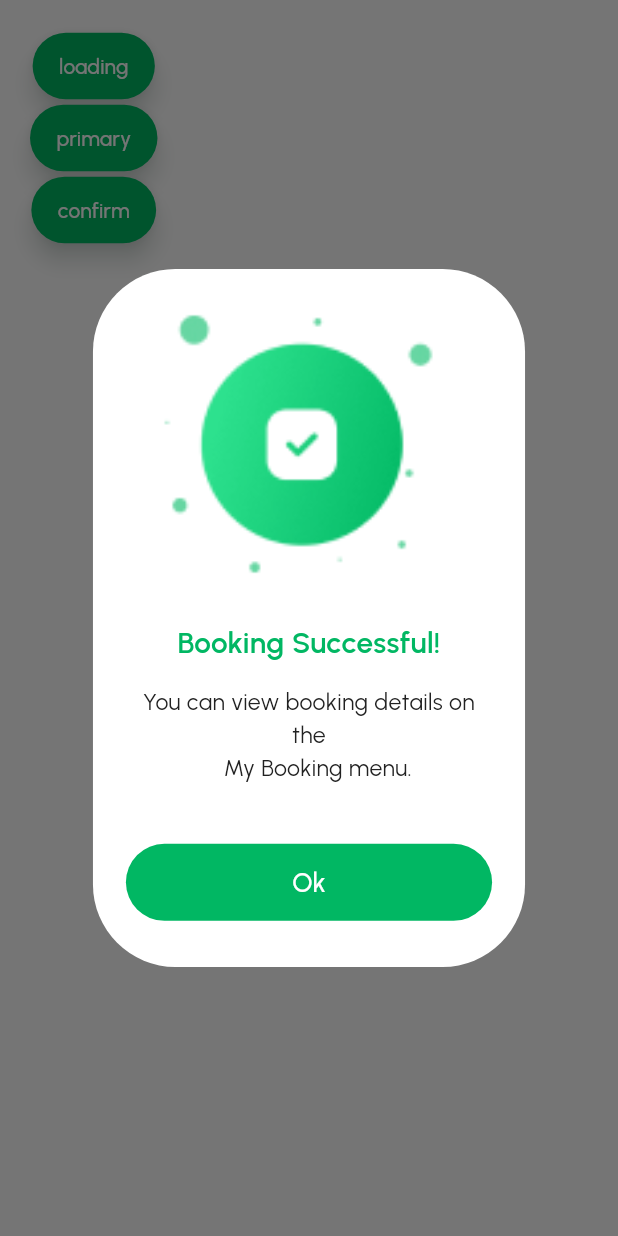
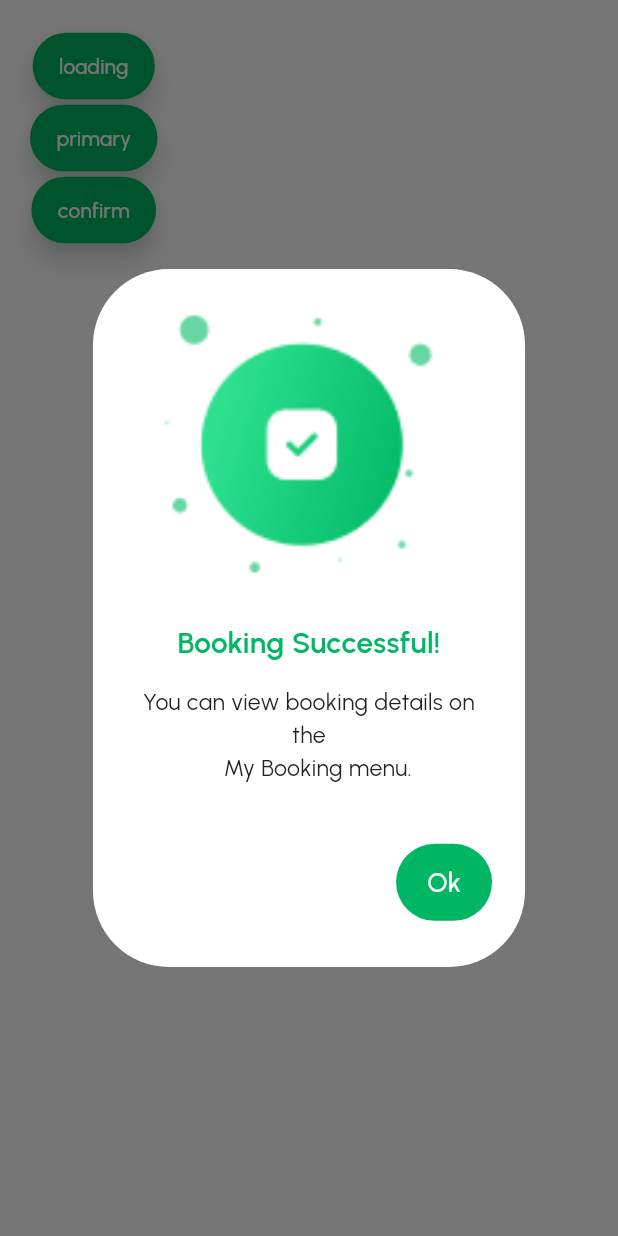
Before and after one commit to lusnyak/watt_hub, a Flutter app: the screen it shows after launch, after a tap on "confirm", on a phone screen of 412 x 824 dp. Run offline on Flutter 3.47's test engine with Material 3 defaults, Android fonts, the phone set to English and light mode, and no system bars; our stand-ins replace auto_route, awesome_extensions, bloc, dropdown_button2, flutter_bloc, flutter_map and 13 more; missing offline and left inert: flutter_map_marker_cluster.

Commit message:
fix conflicts

```diff
--- a/lib/presentation/screens/uikit_example/uikit_popup.dart
+++ b/lib/presentation/screens/uikit_example/uikit_popup.dart
@@ -1,5 +1,6 @@
 import 'package:flutter/material.dart';
 import 'package:watt_hub_uikit/watt_hub_uikit.dart';
+
 
 class UikitPopup extends StatefulWidget {
   const UikitPopup({super.key});
--- a/packages/watt_hub_uikit/lib/src/widgets/popup/wh_popup.dart
+++ b/packages/watt_hub_uikit/lib/src/widgets/popup/wh_popup.dart
@@ -7,7 +7,7 @@ class WHPopup {
 
   WHPopup.of(this.context);
 
-  void show({
+  Future<void> show({
     required String image,
     required String title,
     required String subTitle,
@@ -15,8 +15,8 @@ class WHPopup {
     String? confirmButtonTitle,
     VoidCallback? onConfirmPressed,
     VoidCallback? onCancelPressed,
-  }) {
-    showDialog<void>(
+  }) async {
+    await showDialog<void>(
       context: context,
       builder: (BuildContext context) {
         return _WHPopup(
@@ -80,7 +80,7 @@ class _WHPopup extends StatelessWidget {
         ],
       ),
       shape: RoundedRectangleBorder(
-          borderRadius: BorderRadius.all(Radius.circular(50.sp))),
+          borderRadius: BorderRadius.all(Radius.circular(50.r))),
       actions: <Widget>[
         if (confirmButtonTitle != null && cancelButtonTitle != null)
           Column(
@@ -101,7 +101,7 @@ class _WHPopup extends StatelessWidget {
           ).paddingAll(8.sp),
         if (cancelButtonTitle == null && confirmButtonTitle != null)
           SizedBox(
-            width: double.infinity,
+            // width: double.infinity,
             child: WHElevatedButton.primary(
               onPressed: onConfirmPressed,
               title: confirmButtonTitle ?? "",
--- a/packages/watt_hub_uikit/lib/src/widgets/widgets.dart
+++ b/packages/watt_hub_uikit/lib/src/widgets/widgets.dart
@@ -1,7 +1,6 @@
 export 'buttons/buttons.dart';
 export 'text_fields/text_fields.dart';
 export 'drop_downs/drop_downs.dart';
-
 export 'circular_spin/circular_spin.dart';
 export 'slider/sliders.dart';
 export 'popup/popup.dart';
```
